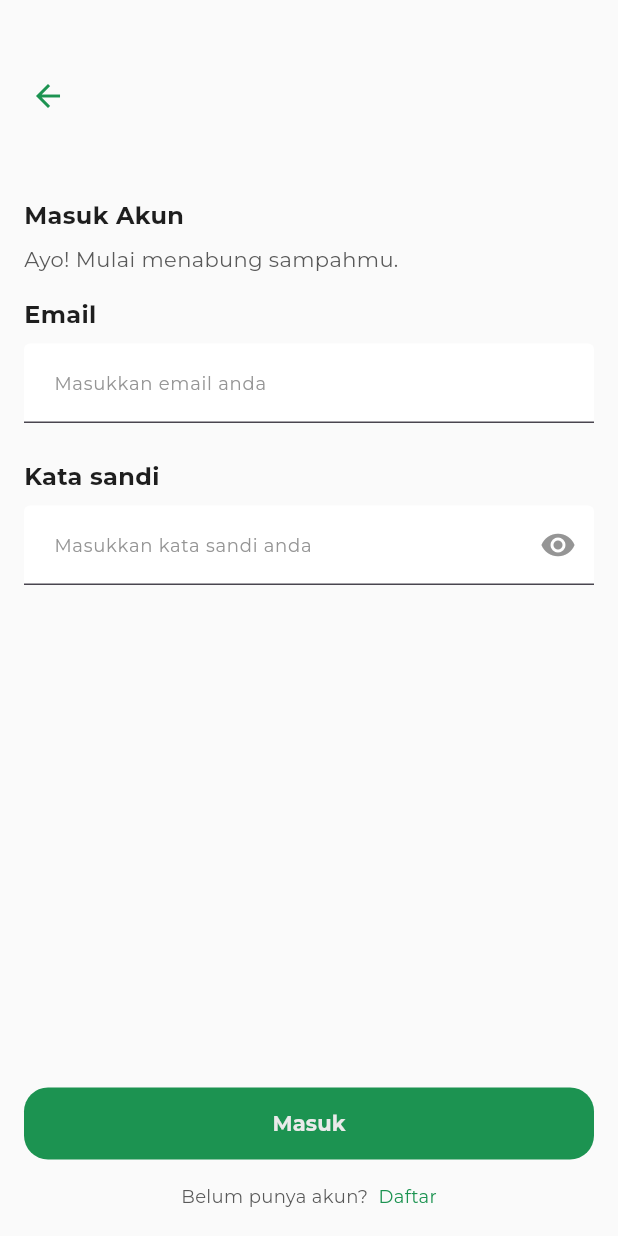
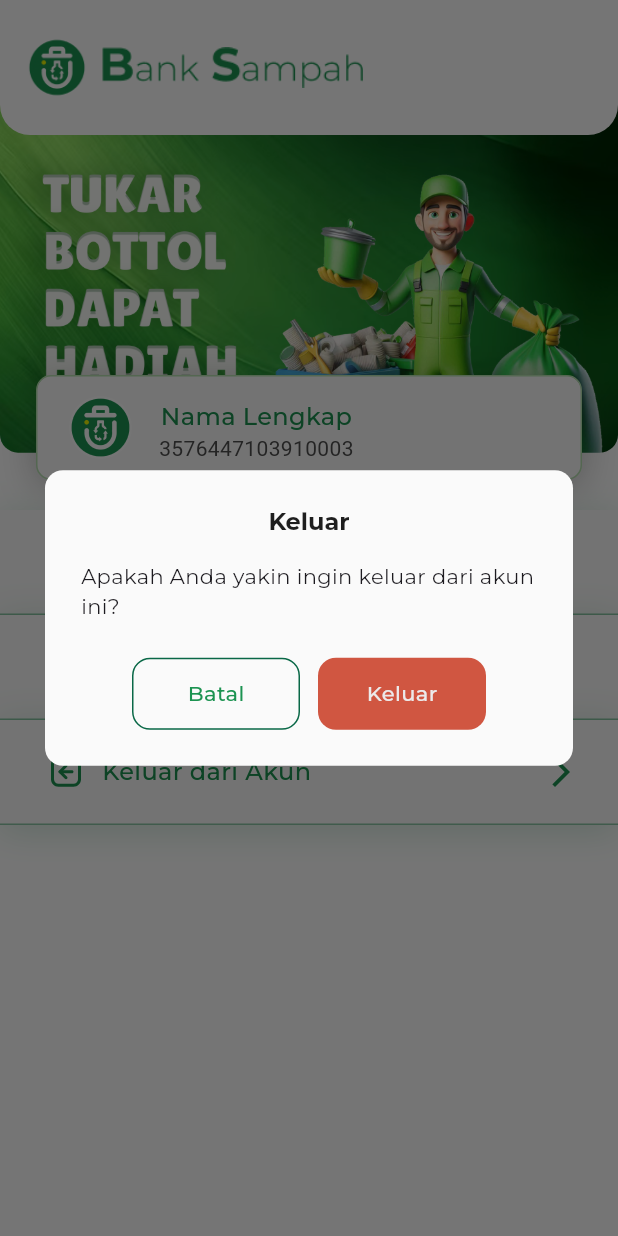
Before and after one commit to WiraRespati/bank_sampah, a Flutter app: the ProfilePage screen opened directly, after a tap on "Keluar dari Akun", on a phone screen of 412 x 824 dp. Run offline on Flutter 3.47's test engine with Material 3 defaults, Android fonts, the phone set to English and light mode, and no system bars; drawn by our look-alikes of auto_size_text; our stand-ins replace cloud_firestore, firebase_auth, firebase_core, flutter_svg, get, google_fonts and 1 more; accounts and stored records are empty; network calls fail.

Commit message:
add dialog for logout

```diff
--- a/lib/main.dart
+++ b/lib/main.dart
@@ -1,6 +1,6 @@
 import 'package:bank_sampah/firebase_options.dart';
 import 'package:bank_sampah/utils/color_constant.dart';
-import 'package:bank_sampah/view/user/onboarding/onboarding_page.dart';
+import 'package:bank_sampah/view/user/bottom_navbar/bottom_navbar.dart';
 import 'package:firebase_core/firebase_core.dart';
 import 'package:flutter/material.dart';
 import 'package:get/get_navigation/src/root/get_material_app.dart';
@@ -25,7 +25,7 @@ class MyApp extends StatelessWidget {
         ),
       ),
       debugShowCheckedModeBanner: false,
-      home: const OnboardingPage(),
+      home: BottomNavbar(),
     );
   }
 }
--- /dev/null
+++ b/lib/view/user/profile/profil_logout_alert_dialog.dart
@@ -0,0 +1,84 @@
+import 'package:bank_sampah/utils/color_constant.dart';
+import 'package:bank_sampah/utils/text_style_constant.dart';
+import 'package:flutter/material.dart';
+import 'package:get/get.dart';
+
+class ProfilLogoutAlertDialog extends StatelessWidget {
+  const ProfilLogoutAlertDialog({super.key});
+
+  @override
+  Widget build(BuildContext context) {
+    // final LogoutController logoutController = Get.put(LogoutController());
+    return AlertDialog(
+      backgroundColor: ColorNeutral.neutral50,
+      shape: RoundedRectangleBorder(borderRadius: BorderRadius.circular(12)),
+      insetPadding: const EdgeInsets.symmetric(
+        horizontal: 30,
+      ),
+      actions: [
+        Row(
+          mainAxisAlignment: MainAxisAlignment.center,
+          children: [
+            GestureDetector(
+              onTap: () {
+                Get.back();
+              },
+              child: Container(
+                width: 112,
+                height: 48,
+                decoration: BoxDecoration(
+                    border: Border.all(color: ColorPrimary.primary200),
+                    borderRadius: BorderRadius.circular(12)),
+                child: Center(
+                  child: Text(
+                    'Batal',
+                    style: TextStyleCollection.captionMedium.copyWith(
+                      fontSize: 14,
+                      color: ColorPrimary.primary100,
+                    ),
+                  ),
+                ),
+              ),
+            ),
+            const SizedBox(
+              width: 12,
+            ),
+            GestureDetector(
+              onTap: () {
+                // logoutController.logout();
+              },
+              child: Container(
+                width: 112,
+                height: 48,
+                decoration: BoxDecoration(
+                  color: ColorDanger.danger400,
+                  borderRadius: BorderRadius.circular(12),
+                ),
+                child: Center(
+                  child: Text(
+                    'Keluar',
+                    style: TextStyleCollection.captionMedium.copyWith(
+                      fontSize: 14,
+                      color: ColorCollection.whitishGray,
+                    ),
+                  ),
+                ),
+              ),
+            ),
+          ],
+        )
+      ],
+      title: Center(
+        child: Text(
+          'Keluar',
+          style: TextStyleCollection.bodyBold
+              .copyWith(color: ColorNeutral.neutral900, fontSize: 16),
+        ),
+      ),
+      content: Text(
+        'Apakah Anda yakin ingin keluar dari akun ini?',
+        style: TextStyleCollection.caption.copyWith(fontSize: 14),
+      ),
+    );
+  }
+}
--- a/lib/view/user/profile/profile_page.dart
+++ b/lib/view/user/profile/profile_page.dart
@@ -1,9 +1,9 @@
 import 'package:bank_sampah/utils/color_constant.dart';
-import 'package:bank_sampah/view/user/login/login_page.dart';
 import 'package:bank_sampah/view/user/profile/about/about_profile_page.dart';
 import 'package:bank_sampah/view/user/profile/banner_profile_widget.dart';
 import 'package:bank_sampah/view/user/profile/edit_profile/edit_profile_page.dart';
 import 'package:bank_sampah/view/user/profile/item_profile_widget.dart';
+import 'package:bank_sampah/view/user/profile/profil_logout_alert_dialog.dart';
 import 'package:flutter/material.dart';
 import 'package:get/get.dart';
 
@@ -36,7 +36,10 @@ class ProfilePage extends StatelessWidget {
               title: 'Keluar dari Akun',
               logo: 'assets/images/logo_exit.svg',
               onTap: () {
-                Get.to(() => LoginPage());
+                showDialog(
+                    barrierDismissible: false,
+                    context: context,
+                    builder: (context) => const ProfilLogoutAlertDialog());
               },
             ),
           ],
```
